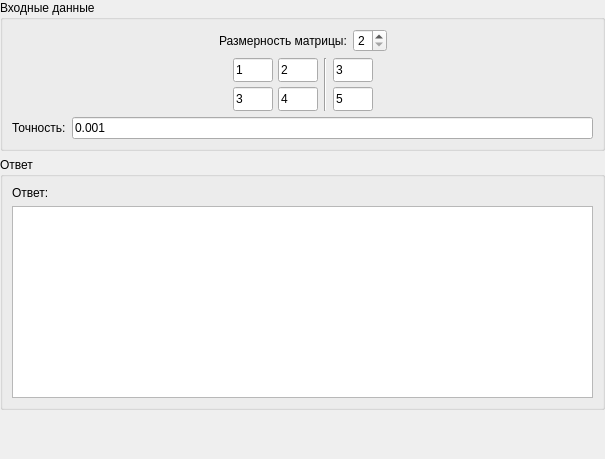
Above: Frames/equationsSystemsFrame.ui from EgorAlmikeev/ProjectX before the change. Below: the same form after it.
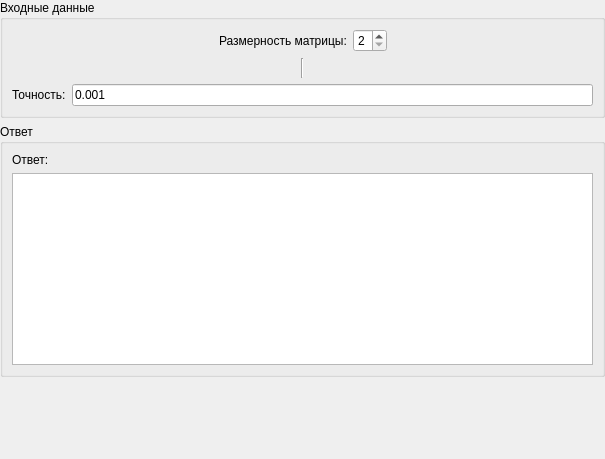
That is the form after the change.

Commit message: запилил коннект на ченж для всех элементов матрицы

Diff of the .ui file:
```diff
--- a/Frames/equationsSystemsFrame.ui
+++ b/Frames/equationsSystemsFrame.ui
@@ -114,8 +114,8 @@
       </item>
       <item>
        <layout class="QGridLayout" name="gridLayout_3" columnstretch="0,0,0,0,0">
-        <item row="1" column="0">
-         <spacer name="horizontalSpacer_3">
+        <item row="1" column="4">
+         <spacer name="horizontalSpacer_4">
           <property name="orientation">
            <enum>Qt::Horizontal</enum>
           </property>
@@ -127,6 +127,13 @@
           </property>
          </spacer>
         </item>
+        <item row="1" column="3">
+         <layout class="QGridLayout" name="parametersGrid">
+          <property name="spacing">
+           <number>5</number>
+          </property>
+         </layout>
+        </item>
         <item row="1" column="2">
          <widget class="Line" name="line">
           <property name="orientation">
@@ -134,145 +141,24 @@
           </property>
          </widget>
         </item>
+        <item row="1" column="0">
+         <spacer name="horizontalSpacer_3">
+          <property name="orientation">
+           <enum>Qt::Horizontal</enum>
+          </property>
+          <property name="sizeHint" stdset="0">
+           <size>
+            <width>40</width>
+            <height>20</height>
+           </size>
+          </property>
+         </spacer>
+        </item>
         <item row="1" column="1">
          <layout class="QGridLayout" name="matrixGrid">
           <property name="spacing">
            <number>5</number>
           </property>
-          <item row="1" column="0">
-           <widget class="QLineEdit" name="item1_0">
-            <property name="minimumSize">
-             <size>
-              <width>0</width>
-              <height>24</height>
-             </size>
-            </property>
-            <property name="maximumSize">
-             <size>
-              <width>40</width>
-              <height>16777215</height>
-             </size>
-            </property>
-            <property name="text">
-             <string>3</string>
-            </property>
-           </widget>
-          </item>
-          <item row="0" column="0">
-           <widget class="QLineEdit" name="item0_0">
-            <property name="minimumSize">
-             <size>
-              <width>0</width>
-              <height>24</height>
-             </size>
-            </property>
-            <property name="maximumSize">
-             <size>
-              <width>40</width>
-              <height>16777215</height>
-             </size>
-            </property>
-            <property name="text">
-             <string>1</string>
-            </property>
-           </widget>
-          </item>
-          <item row="0" column="1">
-           <widget class="QLineEdit" name="item0_1">
-            <property name="minimumSize">
-             <size>
-              <width>0</width>
-              <height>24</height>
-             </size>
-            </property>
-            <property name="maximumSize">
-             <size>
-              <width>40</width>
-              <height>16777215</height>
-             </size>
-            </property>
-            <property name="text">
-             <string>2</string>
-            </property>
-           </widget>
-          </item>
-          <item row="1" column="1">
-           <widget class="QLineEdit" name="item1_1">
-            <property name="minimumSize">
-             <size>
-              <width>0</width>
-              <height>24</height>
-             </size>
-            </property>
-            <property name="maximumSize">
-             <size>
-              <width>40</width>
-              <height>16777215</height>
-             </size>
-            </property>
-            <property name="text">
-             <string>4</string>
-            </property>
-           </widget>
-          </item>
-         </layout>
-        </item>
-        <item row="1" column="4">
-         <spacer name="horizontalSpacer_4">
-          <property name="orientation">
-           <enum>Qt::Horizontal</enum>
-          </property>
-          <property name="sizeHint" stdset="0">
-           <size>
-            <width>40</width>
-            <height>20</height>
-           </size>
-          </property>
-         </spacer>
-        </item>
-        <item row="1" column="3">
-         <layout class="QGridLayout" name="parametersGrid">
-          <property name="spacing">
-           <number>5</number>
-          </property>
-          <item row="0" column="0">
-           <widget class="QLineEdit" name="item0">
-            <property name="minimumSize">
-             <size>
-              <width>0</width>
-              <height>24</height>
-             </size>
-            </property>
-            <property name="maximumSize">
-             <size>
-              <width>40</width>
-              <height>16777215</height>
-             </size>
-            </property>
-            <property name="text">
-             <string>3</string>
-            </property>
-           </widget>
-          </item>
-          <item row="1" column="0">
-           <widget class="QLineEdit" name="item1">
-            <property name="minimumSize">
-             <size>
-              <width>0</width>
-              <height>24</height>
-             </size>
-            </property>
-            <property name="maximumSize">
-             <size>
-              <width>40</width>
-              <height>16777215</height>
-             </size>
-            </property>
-            <property name="text">
-             <string>5</string>
-            </property>
-           </widget>
-          </item>
          </layout>
         </item>
        </layout>
```
Left out of the diff: 6 changed lines with no effect on the pictures. The commit also changes 2 other files.
